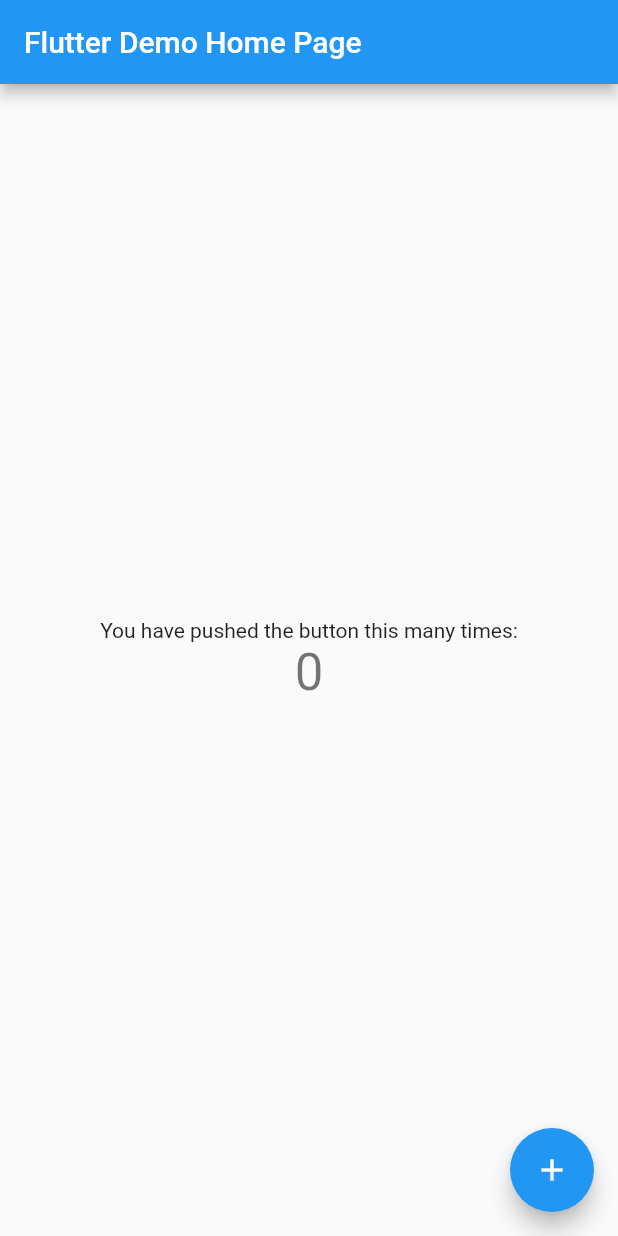
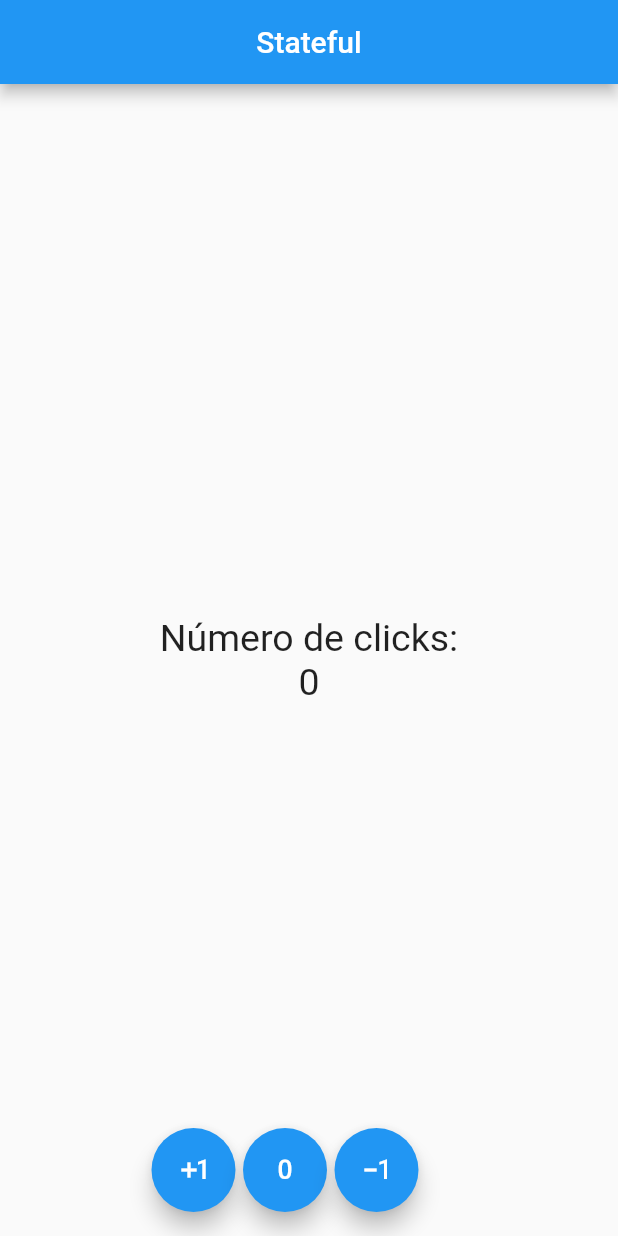
Before and after one commit to Ventura94/CustomCounter, a Flutter app: the screen it shows after launch, on a phone screen of 412 x 824 dp. Run offline on Flutter 3.47's test engine with Material 2 defaults, Android fonts, the light colour scheme and no system bars.

Commit message:
end course charter 5

```diff
--- a/lib/main.dart
+++ b/lib/main.dart
@@ -1,115 +1,7 @@
 import 'package:flutter/material.dart';
+
+import 'package:custom_counter/src/app.dart';
 
 void main() {
   runApp(const MyApp());
 }
-
-class MyApp extends StatelessWidget {
-  const MyApp({Key? key}) : super(key: key);
-
-  // This widget is the root of your application.
-  @override
-  Widget build(BuildContext context) {
-    return MaterialApp(
-      title: 'Flutter Demo',
-      theme: ThemeData(
-        // This is the theme of your application.
-        //
-        // Try running your application with "flutter run". You'll see the
-        // application has a blue toolbar. Then, without quitting the app, try
-        // changing the primarySwatch below to Colors.green and then invoke
-        // "hot reload" (press "r" in the console where you ran "flutter run",
-        // or simply save your changes to "hot reload" in a Flutter IDE).
-        // Notice that the counter didn't reset back to zero; the application
-        // is not restarted.
-        primarySwatch: Colors.blue,
-      ),
-      home: const MyHomePage(title: 'Flutter Demo Home Page'),
-    );
-  }
-}
-
-class MyHomePage extends StatefulWidget {
-  const MyHomePage({Key? key, required this.title}) : super(key: key);
-
-  // This widget is the home page of your application. It is stateful, meaning
-  // that it has a State object (defined below) that contains fields that affect
-  // how it looks.
-
-  // This class is the configuration for the state. It holds the values (in this
-  // case the title) provided by the parent (in this case the App widget) and
-  // used by the build method of the State. Fields in a Widget subclass are
-  // always marked "final".
-
-  final String title;
-
-  @override
-  State<MyHomePage> createState() => _MyHomePageState();
-}
-
-class _MyHomePageState extends State<MyHomePage> {
-  int _counter = 0;
-
-  void _incrementCounter() {
-    setState(() {
-      // This call to setState tells the Flutter framework that something has
-      // changed in this State, which causes it to rerun the build method below
-      // so that the display can reflect the updated values. If we changed
-      // _counter without calling setState(), then the build method would not be
-      // called again, and so nothing would appear to happen.
-      _counter++;
-    });
-  }
-
-  @override
-  Widget build(BuildContext context) {
-    // This method is rerun every time setState is called, for instance as done
-    // by the _incrementCounter method above.
-    //
-    // The Flutter framework has been optimized to make rerunning build methods
-    // fast, so that you can just rebuild anything that needs updating rather
-    // than having to individually change instances of widgets.
-    return Scaffold(
-      appBar: AppBar(
-        // Here we take the value from the MyHomePage object that was created by
-        // the App.build method, and use it to set our appbar title.
-        title: Text(widget.title),
-      ),
-      body: Center(
-        // Center is a layout widget. It takes a single child and positions it
-        // in the middle of the parent.
-        child: Column(
-          // Column is also a layout widget. It takes a list of children and
-          // arranges them vertically. By default, it sizes itself to fit its
-          // children horizontally, and tries to be as tall as its parent.
-          //
-          // Invoke "debug painting" (press "p" in the console, choose the
-          // "Toggle Debug Paint" action from the Flutter Inspector in Android
-          // Studio, or the "Toggle Debug Paint" command in Visual Studio Code)
-          // to see the wireframe for each widget.
-          //
-          // Column has various properties to control how it sizes itself and
-          // how it positions its children. Here we use mainAxisAlignment to
-          // center the children vertically; the main axis here is the vertical
-          // axis because Columns are vertical (the cross axis would be
-          // horizontal).
-          mainAxisAlignment: MainAxisAlignment.center,
-          children: <Widget>[
-            const Text(
-              'You have pushed the button this many times:',
-            ),
-            Text(
-              '$_counter',
-              style: Theme.of(context).textTheme.headline4,
-            ),
-          ],
-        ),
-      ),
-      floatingActionButton: FloatingActionButton(
-        onPressed: _incrementCounter,
-        tooltip: 'Increment',
-        child: const Icon(Icons.add),
-      ), // This trailing comma makes auto-formatting nicer for build methods.
-    );
-  }
-}
--- /dev/null
+++ b/lib/src/app.dart
@@ -0,0 +1,15 @@
+import 'package:flutter/material.dart';
+
+import 'package:custom_counter/src/pages/couter_page.dart';
+
+class MyApp extends StatelessWidget {
+  const MyApp({Key? key}) : super(key: key);
+
+  @override
+  Widget build(BuildContext context) {
+    return const MaterialApp(
+      debugShowCheckedModeBanner: false,
+      home: CountPage(),
+    );
+  }
+}
--- /dev/null
+++ b/lib/src/pages/couter_page.dart
@@ -0,0 +1,52 @@
+import 'package:flutter/material.dart';
+
+class CountPage extends StatefulWidget {
+  const CountPage({Key? key}) : super(key: key);
+
+  @override
+  State<StatefulWidget> createState() => _CountPageState();
+}
+
+class _CountPageState extends State<CountPage> {
+  final TextStyle _myStyleText = const TextStyle(fontSize: 25);
+  late int _count = 0;
+
+  @override
+  Widget build(BuildContext context) {
+    return Scaffold(
+      appBar: AppBar(
+        title: const Text("Stateful"),
+        centerTitle: true,
+      ),
+      body: Center(
+        child: Column(
+          mainAxisAlignment: MainAxisAlignment.center,
+          children: [
+            Text("Número de clicks:", style: _myStyleText),
+            Text("$_count", style: _myStyleText),
+          ],
+        ),
+      ),
+      floatingActionButton: _floatingActionButtons(),
+    );
+  }
+
+  Widget _floatingActionButtons() {
+    return Row(mainAxisAlignment: MainAxisAlignment.center, children: [
+      FloatingActionButton(
+        onPressed: () => setState(() => _count++),
+        child: const Icon(Icons.exposure_plus_1),
+      ),
+      const SizedBox(width: 5.0),
+      FloatingActionButton(
+        onPressed: () => setState(() => _count = 0),
+        child: const Icon(Icons.exposure_zero),
+      ),
+      const SizedBox(width: 5.0),
+      FloatingActionButton(
+        onPressed: () => setState(() => _count--),
+        child: const Icon(Icons.exposure_minus_1),
+      )
+    ]);
+  }
+}
```
Also changed, not shown: 1 other file.
